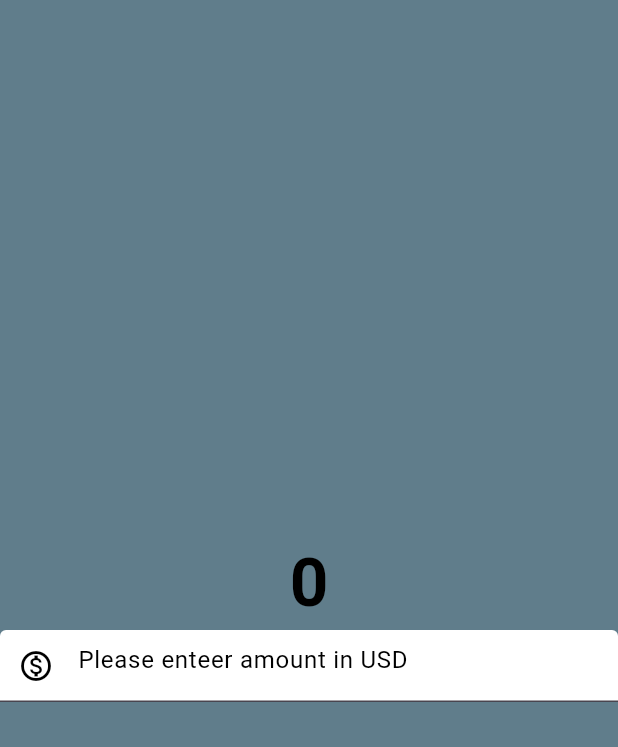
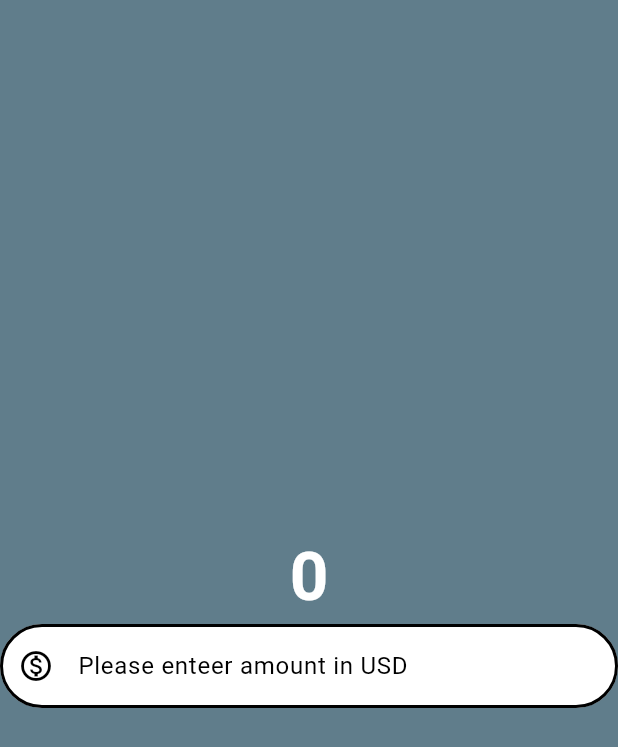
Before and after one commit to jhaykayy/currency_converter, a Flutter app: the screen it shows after launch, on a phone screen of 412 x 824 dp. Shown: the top 747 px of the screen. Run offline on Flutter 3.47's test engine with Material 3 defaults, Android fonts, the phone set to English and light mode, and no system bars.

Commit message:
border radius and keyboardtype

```diff
--- a/lib/currency_converter_material_page.dart
+++ b/lib/currency_converter_material_page.dart
@@ -4,34 +4,48 @@ class CurrencyConverterMaterialPage extends StatelessWidget {
   const CurrencyConverterMaterialPage({super.key});
 
   @override
-  Widget build(BuildContext context) {
-    return const Scaffold(
+  Widget  build(BuildContext context) {
+    final border =  OutlineInputBorder(
+      borderSide: const BorderSide(
+        color: Colors.black,
+        width: 2.0,
+        style: BorderStyle.solid,
+      ),
+      borderRadius: BorderRadius.circular(60),
+    );
+
+    return Scaffold(
       backgroundColor: Colors.blueGrey,
       body: Center(
         child: Column(
           mainAxisAlignment: MainAxisAlignment.center,
           children: [
-            Text(
+            const Text(
               '0',
               style: TextStyle(
                   fontSize: 45,
                   fontWeight: FontWeight.bold,
-                  color: Colors.black),
+                  color: Colors.white),
             ),
-            TextField(
-              style: TextStyle(
+             TextField(
+              style: const TextStyle(
                 color: Colors.black,
               ),
               decoration: InputDecoration(
                 hintText: "Please enteer amount in USD",
-                hintStyle: TextStyle(
+                hintStyle: const TextStyle(
                   color: Colors.black,
                 ),
-                prefixIcon: Icon(Icons.monetization_on_outlined),
+                prefixIcon: const Icon(Icons.monetization_on_outlined),
                 prefixIconColor: Colors.black,
                 filled: true,
                 fillColor: Colors.white,
+                focusedBorder: border,
+                enabledBorder: border,
               ),
+              keyboardType: const TextInputType.numberWithOptions(
+                decimal: true,
+              )
             ),
           ],
         ),
```
